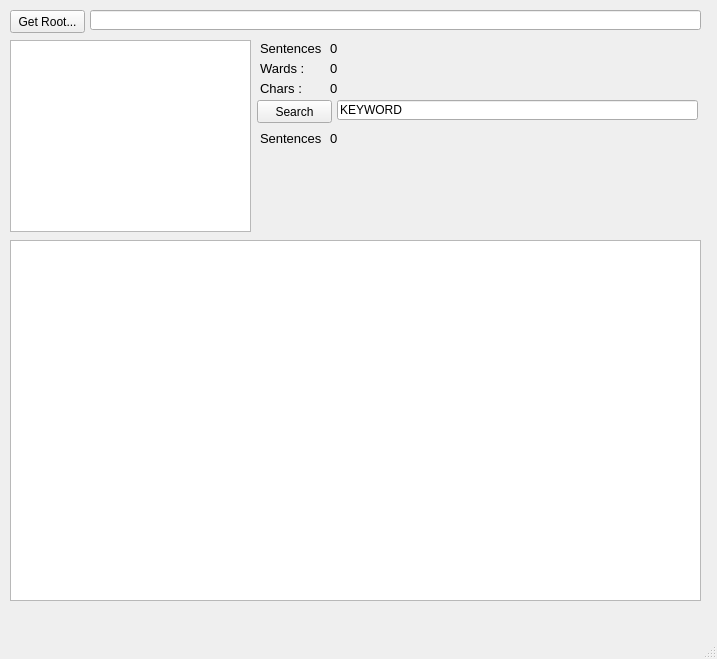
Above: gui/SearchQt.ui from noname30081/NCKU_BioIR before the change. Below: the same form after it.
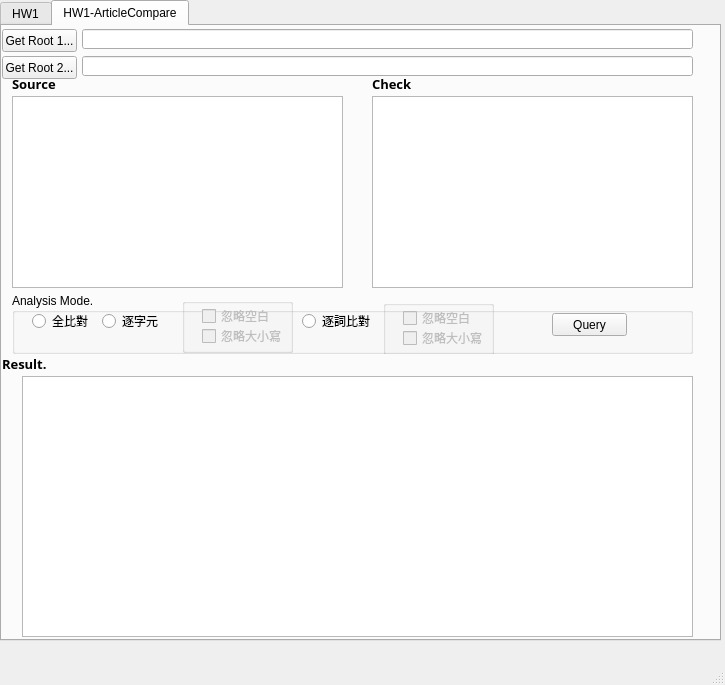
That is the form after the change.

Commit message: homework1 Addition - qt form tab 'HW1 - Addition'

What changed in the file:
```diff
--- a/gui/SearchQt.ui
+++ b/gui/SearchQt.ui
@@ -6,19 +6,99 @@
    <rect>
     <x>0</x>
     <y>0</y>
-    <width>717</width>
-    <height>659</height>
+    <width>725</width>
+    <height>685</height>
    </rect>
   </property>
   <property name="windowTitle">
    <string>MainWindow</string>
   </property>
   <widget class="QWidget" name="centralwidget">
+   <widget class="QTabWidget" name="tabIRsys">
+    <property name="geometry">
+     <rect>
+      <x>0</x>
+      <y>0</y>
+      <width>721</width>
+      <height>641</height>
+     </rect>
+    </property>
+    <property name="currentIndex">
+     <number>1</number>
+    </property>
+    <widget class="QWidget" name="tab_hw1">
+     <attribute name="title">
+      <string>HW1</string>
+     </attribute>
+     <widget class="QTextEdit" name="textEdit">
+      <property name="geometry">
+       <rect>
+        <x>1</x>
+        <y>230</y>
+        <width>711</width>
+        <height>381</height>
+       </rect>
+      </property>
+     </widget>
+     <widget class="QLabel" name="lbl_Wds">
+      <property name="geometry">
+       <rect>
+        <x>320</x>
+        <y>50</y>
+        <width>61</width>
+        <height>16</height>
+       </rect>
+      </property>
+      <property name="sizePolicy">
+       <sizepolicy hsizetype="Preferred" vsizetype="Preferred">
+        <horstretch>0</horstretch>
+        <verstretch>0</verstretch>
+       </sizepolicy>
+      </property>
+      <property name="font">
+       <font>
+        <pointsize>10</pointsize>
+       </font>
+      </property>
+      <property name="text">
+       <string>0</string>
+      </property>
+      <property name="scaledContents">
+       <bool>false</bool>
+      </property>
+     </widget>
+     <widget class="QLabel" name="lbl_MSens">
+      <property name="geometry">
+       <rect>
+        <x>320</x>
+        <y>120</y>
+        <width>61</width>
+        <height>16</height>
+       </rect>
+      </property>
+      <property name="sizePolicy">
+       <sizepolicy hsizetype="Preferred" vsizetype="Preferred">
+        <horstretch>0</horstretch>
+        <verstretch>0</verstretch>
+       </sizepolicy>
+      </property>
+      <property name="font">
+       <font>
+        <pointsize>10</pointsize>
+       </font>
+      </property>
+      <property name="text">
+       <string>0</string>
+      </property>
+      <property name="scaledContents">
+       <bool>false</bool>
+      </property>
+     </widget>
    <widget class="QPushButton" name="btn_SetRoot">
     <property name="geometry">
      <rect>
-      <x>10</x>
-      <y>10</y>
+        <x>0</x>
+        <y>0</y>
       <width>75</width>
       <height>23</height>
      </rect>
@@ -27,11 +107,84 @@
      <string>Get Root...</string>
     </property>
    </widget>
+     <widget class="QLabel" name="label_4">
+      <property name="geometry">
+       <rect>
+        <x>250</x>
+        <y>120</y>
+        <width>61</width>
+        <height>16</height>
+       </rect>
+      </property>
+      <property name="font">
+       <font>
+        <pointsize>10</pointsize>
+       </font>
+      </property>
+      <property name="text">
+       <string>Sentences :</string>
+      </property>
+     </widget>
+     <widget class="QLabel" name="label_3">
+      <property name="geometry">
+       <rect>
+        <x>250</x>
+        <y>70</y>
+        <width>51</width>
+        <height>16</height>
+       </rect>
+      </property>
+      <property name="font">
+       <font>
+        <pointsize>10</pointsize>
+       </font>
+      </property>
+      <property name="text">
+       <string>Chars : </string>
+      </property>
+     </widget>
+     <widget class="QLabel" name="lbl_Chars">
+      <property name="geometry">
+       <rect>
+        <x>320</x>
+        <y>70</y>
+        <width>61</width>
+        <height>16</height>
+       </rect>
+      </property>
+      <property name="sizePolicy">
+       <sizepolicy hsizetype="Preferred" vsizetype="Preferred">
+        <horstretch>0</horstretch>
+        <verstretch>0</verstretch>
+       </sizepolicy>
+      </property>
+      <property name="font">
+       <font>
+        <pointsize>10</pointsize>
+       </font>
+      </property>
+      <property name="text">
+       <string>0</string>
+      </property>
+      <property name="scaledContents">
+       <bool>false</bool>
+      </property>
+     </widget>
+     <widget class="QTreeView" name="TV_Root">
+      <property name="geometry">
+       <rect>
+        <x>1</x>
+        <y>30</y>
+        <width>241</width>
+        <height>192</height>
+       </rect>
+      </property>
+     </widget>
    <widget class="QLineEdit" name="txt_Root">
     <property name="geometry">
      <rect>
-      <x>90</x>
-      <y>10</y>
+        <x>80</x>
+        <y>0</y>
       <width>611</width>
       <height>20</height>
      </rect>
@@ -40,8 +193,8 @@
    <widget class="QPushButton" name="btn_SearchKey">
     <property name="geometry">
      <rect>
-      <x>257</x>
-      <y>100</y>
+        <x>247</x>
+        <y>90</y>
       <width>75</width>
       <height>23</height>
      </rect>
@@ -53,8 +206,8 @@
    <widget class="QLineEdit" name="txt_keyword">
     <property name="geometry">
      <rect>
-      <x>337</x>
-      <y>100</y>
+        <x>327</x>
+        <y>90</y>
       <width>361</width>
       <height>20</height>
      </rect>
@@ -66,8 +219,8 @@
    <widget class="QLabel" name="label">
     <property name="geometry">
      <rect>
-      <x>260</x>
-      <y>40</y>
+        <x>250</x>
+        <y>30</y>
       <width>61</width>
       <height>16</height>
      </rect>
@@ -84,8 +237,8 @@
    <widget class="QLabel" name="label_2">
     <property name="geometry">
      <rect>
-      <x>260</x>
-      <y>60</y>
+        <x>250</x>
+        <y>50</y>
       <width>51</width>
       <height>16</height>
      </rect>
@@ -99,29 +252,11 @@
      <string>Wards :</string>
     </property>
    </widget>
-   <widget class="QLabel" name="label_3">
-    <property name="geometry">
-     <rect>
-      <x>260</x>
-      <y>80</y>
-      <width>51</width>
-      <height>16</height>
-     </rect>
-    </property>
-    <property name="font">
-     <font>
-      <pointsize>10</pointsize>
-     </font>
-    </property>
-    <property name="text">
-     <string>Chars : </string>
-    </property>
-   </widget>
    <widget class="QLabel" name="lbl_Sens">
     <property name="geometry">
      <rect>
-      <x>330</x>
-      <y>40</y>
+        <x>320</x>
+        <y>30</y>
       <width>61</width>
       <height>16</height>
      </rect>
@@ -144,39 +279,104 @@
      <bool>false</bool>
     </property>
    </widget>
-   <widget class="QLabel" name="lbl_Wds">
+    </widget>
+    <widget class="QWidget" name="tab_hw1_add1">
+     <attribute name="title">
+      <string>HW1-ArticleCompare</string>
+     </attribute>
+     <widget class="QPushButton" name="btn_ATC_GetRoot1">
     <property name="geometry">
      <rect>
-      <x>330</x>
-      <y>60</y>
-      <width>61</width>
-      <height>16</height>
-     </rect>
-    </property>
-    <property name="sizePolicy">
-     <sizepolicy hsizetype="Preferred" vsizetype="Preferred">
-      <horstretch>0</horstretch>
-      <verstretch>0</verstretch>
-     </sizepolicy>
-    </property>
+        <x>0</x>
+        <y>3</y>
+        <width>75</width>
+        <height>23</height>
+       </rect>
+      </property>
+      <property name="text">
+       <string>Get Root 1...</string>
+      </property>
+     </widget>
+     <widget class="QLineEdit" name="txt_ATC_Root1">
+      <property name="geometry">
+       <rect>
+        <x>80</x>
+        <y>3</y>
+        <width>611</width>
+        <height>20</height>
+       </rect>
+      </property>
+     </widget>
+     <widget class="QLineEdit" name="txt_ATC_Root2">
+      <property name="geometry">
+       <rect>
+        <x>80</x>
+        <y>30</y>
+        <width>611</width>
+        <height>20</height>
+       </rect>
+      </property>
+     </widget>
+     <widget class="QPushButton" name="btn_ATC_GetRoot2">
+      <property name="geometry">
+       <rect>
+        <x>0</x>
+        <y>30</y>
+        <width>75</width>
+        <height>23</height>
+       </rect>
+      </property>
+      <property name="text">
+       <string>Get Root 2...</string>
+      </property>
+     </widget>
+     <widget class="QTreeView" name="TV_Root_2">
+      <property name="geometry">
+       <rect>
+        <x>10</x>
+        <y>70</y>
+        <width>331</width>
+        <height>192</height>
+       </rect>
+      </property>
+     </widget>
+     <widget class="QTreeView" name="TV_Root_3">
+      <property name="geometry">
+       <rect>
+        <x>370</x>
+        <y>70</y>
+        <width>321</width>
+        <height>192</height>
+       </rect>
+      </property>
+     </widget>
+     <widget class="QLabel" name="label_5">
+      <property name="geometry">
+       <rect>
+        <x>10</x>
+        <y>50</y>
+        <width>51</width>
+        <height>16</height>
+       </rect>
+      </property>
     <property name="font">
      <font>
+        <family>微軟正黑體</family>
       <pointsize>10</pointsize>
+        <weight>75</weight>
+        <bold>true</bold>
      </font>
     </property>
     <property name="text">
-     <string>0</string>
-    </property>
-    <property name="scaledContents">
-     <bool>false</bool>
-    </property>
-   </widget>
-   <widget class="QLabel" name="lbl_Chars">
+       <string>Source</string>
+      </property>
+     </widget>
+     <widget class="QLabel" name="label_6">
     <property name="geometry">
      <rect>
-      <x>330</x>
-      <y>80</y>
-      <width>61</width>
+        <x>370</x>
+        <y>50</y>
+        <width>41</width>
       <height>16</height>
      </rect>
     </property>
@@ -188,80 +388,197 @@
     </property>
     <property name="font">
      <font>
+        <family>微軟正黑體</family>
       <pointsize>10</pointsize>
+        <weight>75</weight>
+        <bold>true</bold>
      </font>
     </property>
     <property name="text">
-     <string>0</string>
-    </property>
-    <property name="scaledContents">
-     <bool>false</bool>
-    </property>
-   </widget>
-   <widget class="QLabel" name="label_4">
+       <string>Check</string>
+      </property>
+     </widget>
+     <widget class="QTextEdit" name="txt_ATC_Monitor">
+      <property name="geometry">
+       <rect>
+        <x>20</x>
+        <y>350</y>
+        <width>671</width>
+        <height>261</height>
+       </rect>
+      </property>
+     </widget>
+     <widget class="QLabel" name="label_7">
     <property name="geometry">
      <rect>
-      <x>260</x>
-      <y>130</y>
-      <width>61</width>
+        <x>0</x>
+        <y>330</y>
+        <width>51</width>
       <height>16</height>
      </rect>
     </property>
     <property name="font">
      <font>
+        <family>微軟正黑體</family>
       <pointsize>10</pointsize>
+        <weight>75</weight>
+        <bold>true</bold>
      </font>
     </property>
     <property name="text">
-     <string>Sentences :</string>
-    </property>
-   </widget>
-   <widget class="QLabel" name="lbl_MSens">
+       <string>Result.</string>
+      </property>
+     </widget>
+     <widget class="QGroupBox" name="groupBox">
     <property name="geometry">
      <rect>
-      <x>330</x>
-      <y>130</y>
+        <x>10</x>
+        <y>267</y>
+        <width>681</width>
+        <height>61</height>
+       </rect>
+      </property>
+      <property name="title">
+       <string>Analysis Mode.</string>
+      </property>
+      <widget class="QRadioButton" name="rbt_ATC_Cheat">
+       <property name="geometry">
+        <rect>
+         <x>20</x>
+         <y>20</y>
       <width>61</width>
       <height>16</height>
      </rect>
     </property>
-    <property name="sizePolicy">
-     <sizepolicy hsizetype="Preferred" vsizetype="Preferred">
-      <horstretch>0</horstretch>
-      <verstretch>0</verstretch>
-     </sizepolicy>
-    </property>
-    <property name="font">
-     <font>
-      <pointsize>10</pointsize>
-     </font>
+       <property name="text">
+        <string>全比對</string>
+       </property>
+      </widget>
+      <widget class="QRadioButton" name="rbt_ATC_CharCheck">
+       <property name="geometry">
+        <rect>
+         <x>90</x>
+         <y>20</y>
+         <width>61</width>
+         <height>16</height>
+        </rect>
     </property>
     <property name="text">
-     <string>0</string>
-    </property>
-    <property name="scaledContents">
+        <string>逐字元</string>
+       </property>
+      </widget>
+      <widget class="QGroupBox" name="gb_ATC_charMode">
+       <property name="enabled">
      <bool>false</bool>
     </property>
-   </widget>
-   <widget class="QTreeView" name="TV_Root">
+       <property name="geometry">
+        <rect>
+         <x>170</x>
+         <y>5</y>
+         <width>111</width>
+         <height>55</height>
+        </rect>
+       </property>
+       <property name="title">
+        <string/>
+       </property>
+       <widget class="QCheckBox" name="cb_ATC_Char_IgnoreSpace">
+        <property name="geometry">
+         <rect>
+          <x>20</x>
+          <y>10</y>
+          <width>73</width>
+          <height>16</height>
+         </rect>
+        </property>
+        <property name="text">
+         <string>忽略空白</string>
+        </property>
+       </widget>
+       <widget class="QCheckBox" name="cb_ATC_Char_IgnoreWardUL">
     <property name="geometry">
      <rect>
-      <x>10</x>
-      <y>40</y>
-      <width>241</width>
-      <height>192</height>
-     </rect>
-    </property>
-   </widget>
-   <widget class="QTextEdit" name="textEdit">
+          <x>20</x>
+          <y>30</y>
+          <width>81</width>
+          <height>16</height>
+         </rect>
+        </property>
+        <property name="text">
+         <string>忽略大小寫</string>
+        </property>
+       </widget>
+      </widget>
+      <widget class="QRadioButton" name="rbt_ATC_WardCheck">
     <property name="geometry">
      <rect>
-      <x>10</x>
-      <y>240</y>
-      <width>691</width>
-      <height>361</height>
-     </rect>
-    </property>
+         <x>290</x>
+         <y>20</y>
+         <width>71</width>
+         <height>16</height>
+        </rect>
+       </property>
+       <property name="text">
+        <string>逐詞比對</string>
+       </property>
+      </widget>
+      <widget class="QGroupBox" name="gb_ATC_wordMode">
+       <property name="enabled">
+        <bool>false</bool>
+       </property>
+       <property name="geometry">
+        <rect>
+         <x>371</x>
+         <y>7</y>
+         <width>111</width>
+         <height>55</height>
+        </rect>
+       </property>
+       <property name="title">
+        <string/>
+       </property>
+       <widget class="QCheckBox" name="cb_ATC_Ward_IgnoreSpace">
+        <property name="geometry">
+         <rect>
+          <x>20</x>
+          <y>10</y>
+          <width>73</width>
+          <height>16</height>
+         </rect>
+        </property>
+        <property name="text">
+         <string>忽略空白</string>
+        </property>
+       </widget>
+       <widget class="QCheckBox" name="cb_ATC_Word_IgnoreWardUL">
+        <property name="geometry">
+         <rect>
+          <x>20</x>
+          <y>30</y>
+          <width>81</width>
+          <height>16</height>
+         </rect>
+        </property>
+        <property name="text">
+         <string>忽略大小寫</string>
+        </property>
+       </widget>
+      </widget>
+      <widget class="QPushButton" name="btn_ATC_query">
+       <property name="geometry">
+        <rect>
+         <x>540</x>
+         <y>20</y>
+         <width>75</width>
+         <height>23</height>
+        </rect>
+       </property>
+       <property name="text">
+        <string>Query</string>
+       </property>
+      </widget>
+     </widget>
+    </widget>
    </widget>
   </widget>
   <widget class="QMenuBar" name="menubar">
```
Left out of the diff: 8 changed lines with no effect on the pictures. Lines whose indentation alone changed are shown as unchanged. The commit also changes 5 other files.
